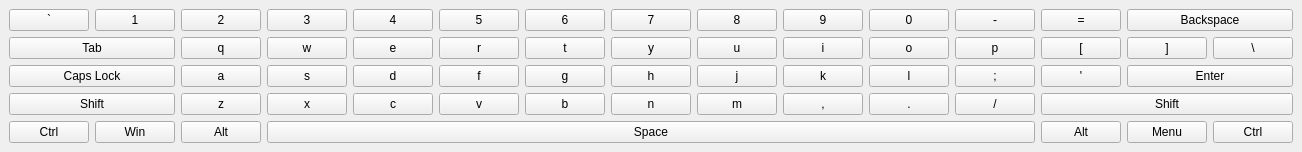
The window that Easy-work/Plugin/Keyboard/Keyboard/keyboard.ui (KeyGen/Easy-work) describes before a commit, drawn with Qt 5.
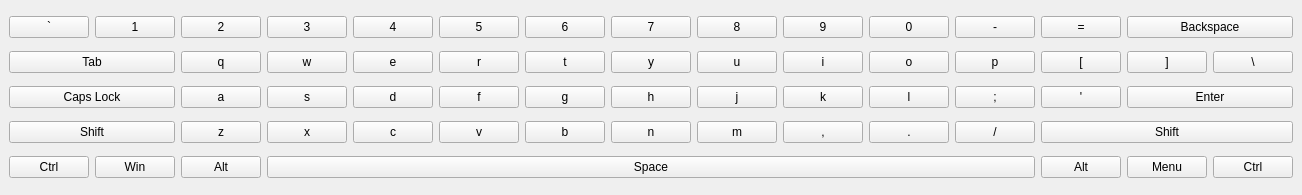
The same window after the commit.

```diff
--- a/Easy-work/Plugin/Keyboard/Keyboard/keyboard.ui
+++ b/Easy-work/Plugin/Keyboard/Keyboard/keyboard.ui
@@ -6,8 +6,8 @@
    <rect>
     <x>0</x>
     <y>0</y>
-    <width>672</width>
-    <height>145</height>
+    <width>734</width>
+    <height>195</height>
    </rect>
   </property>
   <property name="minimumSize">
```
